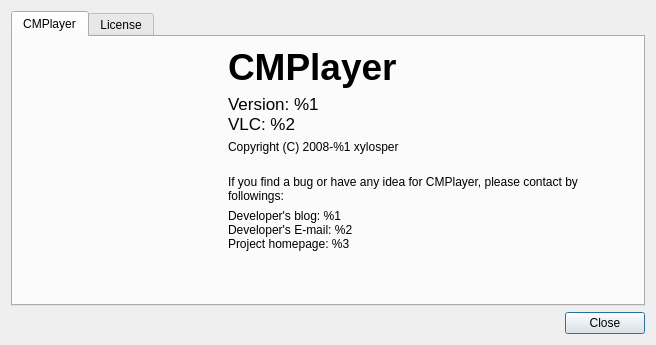
Old version of the form src/cmplayer/ui/aboutdialog.ui in the repository bylee20/bomi.
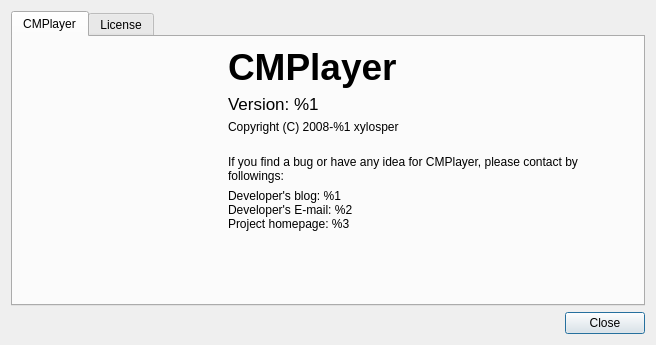
New version of the form. Icons and pictures are not drawn.

Diff of the .ui file:
```diff
--- a/src/cmplayer/ui/aboutdialog.ui
+++ b/src/cmplayer/ui/aboutdialog.ui
@@ -92,7 +92,7 @@
 &lt;html&gt;&lt;head&gt;&lt;meta name=&quot;qrichtext&quot; content=&quot;1&quot; /&gt;&lt;style type=&quot;text/css&quot;&gt;
 p, li { white-space: pre-wrap; }
 &lt;/style&gt;&lt;/head&gt;&lt;body style=&quot; font-family:'Lucida Grande'; font-size:13pt; font-weight:400; font-style:normal;&quot;&gt;
-&lt;p style=&quot; margin-top:0px; margin-bottom:0px; margin-left:0px; margin-right:0px; -qt-block-indent:0; text-indent:0px;&quot;&gt;Version: %1&lt;br /&gt;VLC: %2&lt;/p&gt;&lt;/body&gt;&lt;/html&gt;</string>
+&lt;p style=&quot; margin-top:0px; margin-bottom:0px; margin-left:0px; margin-right:0px; -qt-block-indent:0; text-indent:0px;&quot;&gt;Version: %1&lt;/p&gt;&lt;/body&gt;&lt;/html&gt;</string>
            </property>
           </widget>
          </item>
```
Left out of the diff: 6 changed lines with no effect on the pictures.
